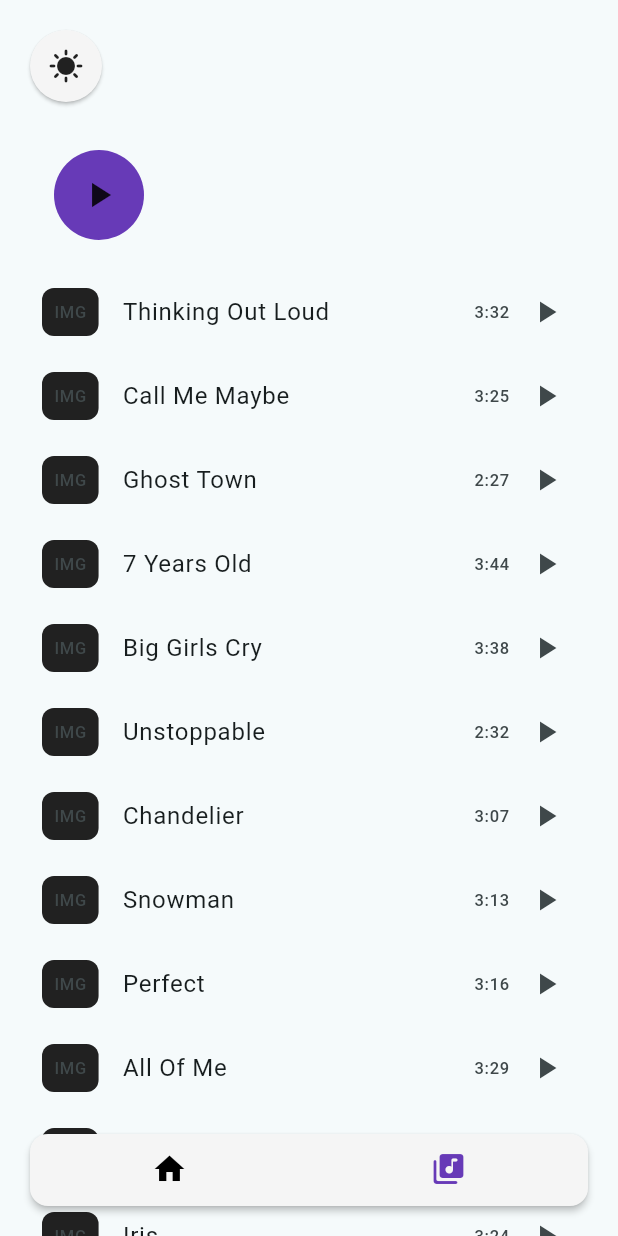
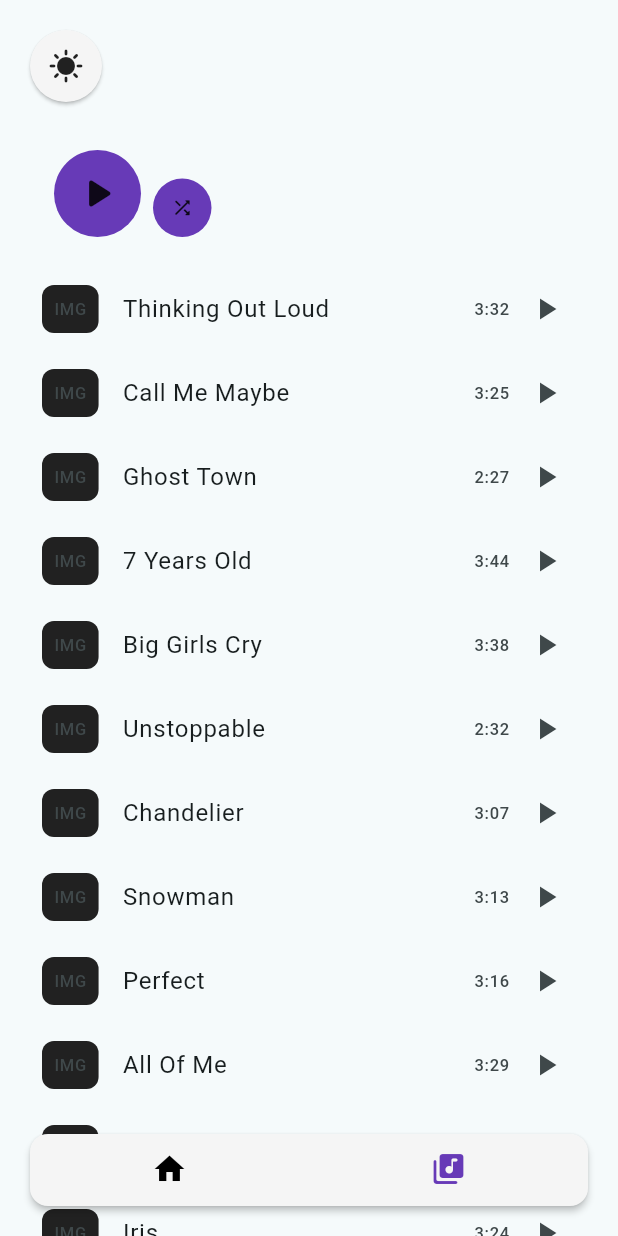
Before and after one commit to Justine-zip/Leap_Music_Player, a Flutter app: the screen it shows after launch, tab 2 chosen, on a phone screen of 412 x 824 dp. Run offline on Flutter 3.47's test engine with Material 3 defaults, Android fonts, the phone set to English and light mode, and no system bars; our stand-ins replace device_preview.

Commit message:
minor ui fixes

```diff
--- a/lib/components/circle_icon.dart
+++ b/lib/components/circle_icon.dart
@@ -3,18 +3,27 @@ import 'package:flutter/material.dart';
 class CircleIcon extends StatelessWidget {
   final IconData icon;
   final double iconSize;
-  const CircleIcon({super.key, required this.icon, required this.iconSize});
+  final void Function()? onTap;
+  const CircleIcon({
+    super.key,
+    required this.icon,
+    required this.iconSize,
+    required this.onTap,
+  });
 
   @override
   Widget build(BuildContext context) {
-    return Container(
+    return GestureDetector(
+      onTap: onTap,
+      child: Container(
         decoration: BoxDecoration(
           color: Theme.of(context).colorScheme.tertiary,
           borderRadius: BorderRadius.circular(38),
         ),
         child: Padding(
-        padding: const EdgeInsets.all(16.0),
+          padding: const EdgeInsets.all(12.0),
           child: Icon(icon, size: iconSize),
+        ),
       ),
     );
   }
--- a/lib/pages/music_library_page.dart
+++ b/lib/pages/music_library_page.dart
@@ -19,9 +19,25 @@ class _MusicLibraryPageState extends State<MusicLibraryPage> {
           children: [
             Padding(
               padding: const EdgeInsets.symmetric(horizontal: 24.0),
-              child: Align(
-                alignment: Alignment.centerLeft,
-                child: CircleIcon(icon: Icons.play_arrow, iconSize: 28),
+              child: Row(
+                crossAxisAlignment: CrossAxisAlignment.end,
+                children: [
+                  CircleIcon(
+                    icon: Icons.play_arrow_rounded,
+                    iconSize: 34,
+                    onTap: () {
+                      //Play Music
+                    },
+                  ),
+                  SizedBox(width: 8),
+                  CircleIcon(
+                    icon: Icons.shuffle_rounded,
+                    iconSize: 15,
+                    onTap: () {
+                      //Play Music
+                    },
+                  ),
+                ],
               ),
             ),
             SizedBox(height: 20),
```
Lines whose indentation alone changed are shown as unchanged.
